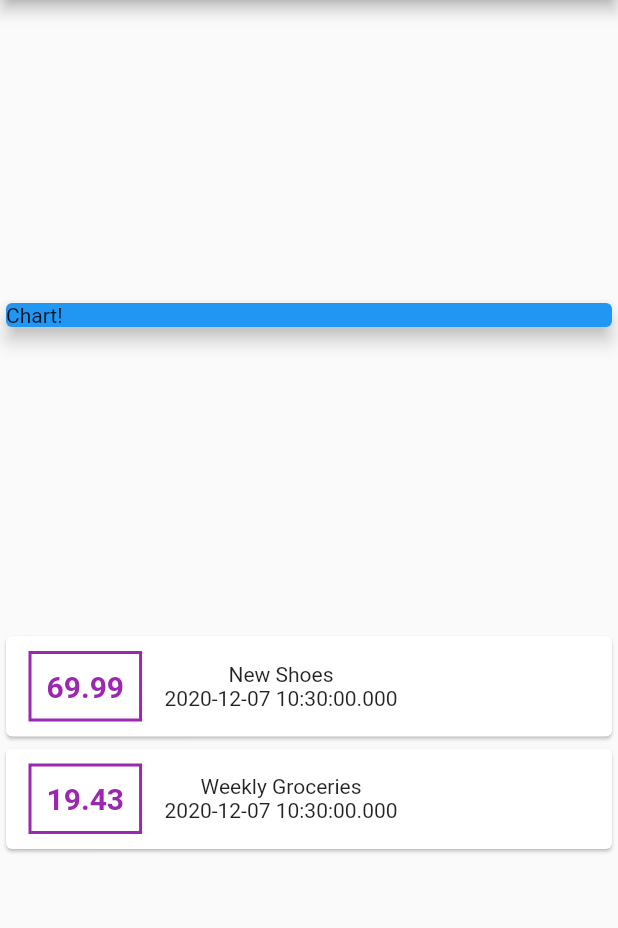
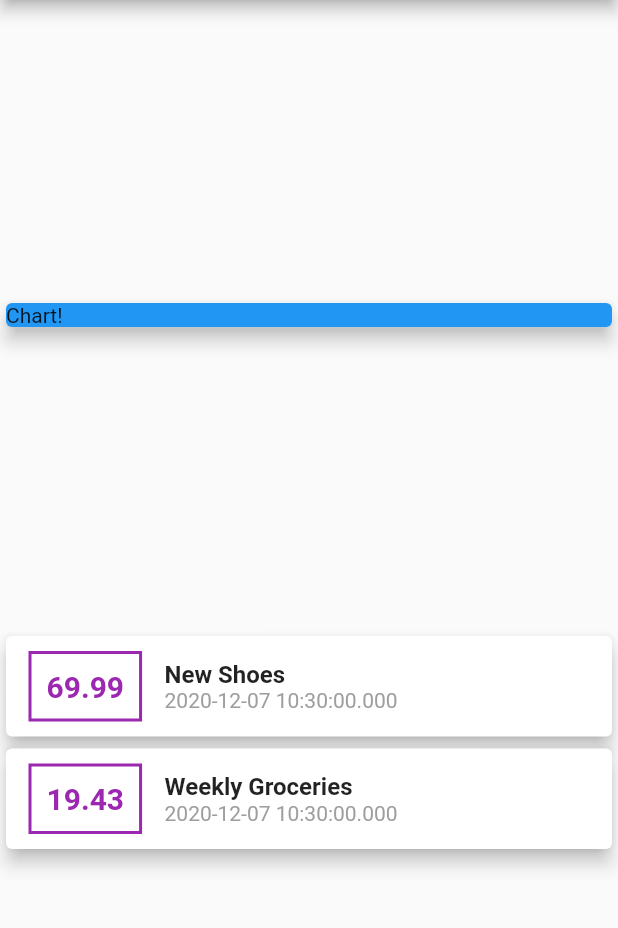
Before and after one commit to FadyFawzyOfficial/personal_expense, a Flutter app: the screen it shows after launch, on a phone screen of 412 x 824 dp, the part 84-1012 px from its top. Run offline on Flutter 3.47's test engine with Material 2 defaults, Android fonts, the phone set to English and light mode, and no system bars.

Commit message:
08. More Styling!

```diff
--- a/lib/main.dart
+++ b/lib/main.dart
@@ -77,13 +77,27 @@ class MyHomePage extends StatelessWidget {
                             padding: EdgeInsets.all(10),
                           ),
                           Column(
+                            mainAxisAlignment: MainAxisAlignment.center,
+                            crossAxisAlignment: CrossAxisAlignment.start,
                             children: [
-                              Text(transaction.title),
-                              Text(transaction.data.toString()),
+                              Text(
+                                transaction.title,
+                                style: TextStyle(
+                                  fontSize: 16,
+                                  fontWeight: FontWeight.bold,
+                                ),
+                              ),
+                              Text(
+                                transaction.data.toString(),
+                                style: TextStyle(
+                                  color: Colors.grey,
+                                ),
+                              ),
                             ],
                           )
                         ],
                       ),
+                      elevation: 5,
                     ),
                   )
                   .toList()
```
